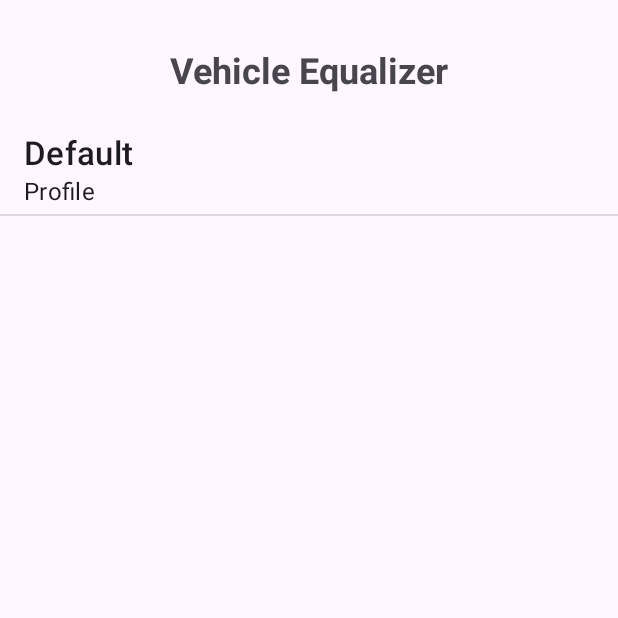
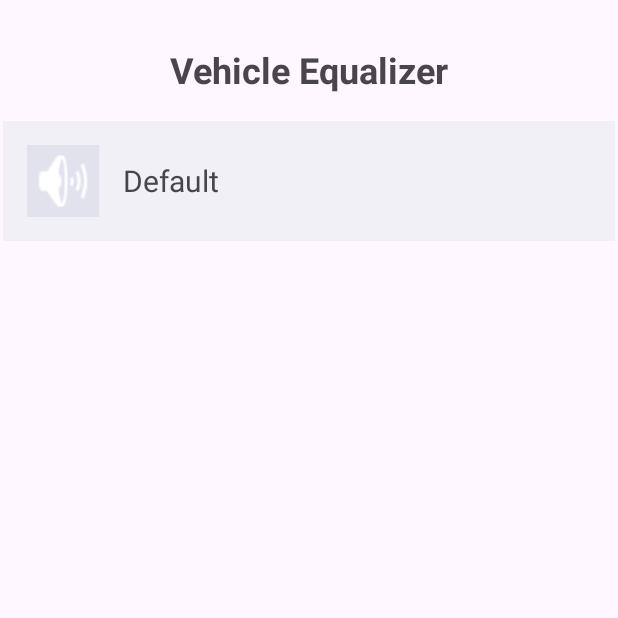
Before and after one commit to leandroSubtractive/sistema_embarcado, an Android app: the screen it shows after launch (MainActivity), on a phone screen of 412 x 824 dp, the top half of it. Run offline under Robolectric (Android 15) with nearby library versions, the phone set to English and light mode, and no system bars.

Commit message:
[DC-2]-Updating ListView to RecycleView
- Changing the profile list to a recycleView structure
- Changing short/long click detection to lambda functions
- Refactoring the app's main activity

Signed-off-by: Leandro Mendes dos Santos <leandro.mendes.santtoss@gmail.com>

```diff
--- a/aosp/src/apps/VehicleEqualizerFull/app/src/main/java/com/leandromendes/vehicleequalizer/MainActivity.kt
+++ b/aosp/src/apps/VehicleEqualizerFull/app/src/main/java/com/leandromendes/vehicleequalizer/MainActivity.kt
@@ -5,9 +5,6 @@
 import android.os.Bundle
 import android.util.Log
 import android.view.View
-import android.widget.AdapterView
-import android.widget.AdapterView.OnItemClickListener
-import android.widget.ListView
 import android.widget.Toast
 import androidx.activity.enableEdgeToEdge
 import androidx.activity.result.ActivityResult
@@ -18,17 +15,20 @@
 import androidx.core.view.WindowInsetsCompat
 import androidx.lifecycle.Observer
 import androidx.lifecycle.ViewModelProvider
+import androidx.recyclerview.widget.LinearLayoutManager
+import androidx.recyclerview.widget.RecyclerView
 import com.leandromendes.vehicleequalizer.data.model.EqualizerProfile
 import com.leandromendes.vehicleequalizer.ui.EqualizerActivity
 import com.leandromendes.vehicleequalizer.ui.viewmodel.MainViewModel
 import com.leandromendes.vehicleequalizer.util.Constants
-import com.leandromendes.vehicleequalizer.util.ProfileListUtils
+import com.leandromendes.vehicleequalizer.util.ProfileRecyclerViewAdapter
 import java.util.Locale
 
 
 class MainActivity : AppCompatActivity() {
     var mainViewModel: MainViewModel? = null
 
+    private lateinit var adapter: ProfileRecyclerViewAdapter
     private val logTAG = "VehicleEqualizerApp"
 
     override fun onCreate(savedInstanceState: Bundle?) {
@@ -45,15 +45,6 @@
 
         // Creates or obtains the MainViewModel instance.
         mainViewModel = ViewModelProvider(this)[MainViewModel::class.java]
-
-        // Initialize adapter for profile list
-        val profileList = findViewById<ListView>(R.id.profileList)
-        val adapter = ProfileListUtils(this, mainViewModel!!.getAllEqualizerProfiles())
-        profileList.setAdapter(adapter)
-
-        // Start observing the LiveData containing the Toast text in the ViewModel
-        mainViewModel!!.getToastText()
-            .observe(this, Observer { text: String? -> this.toastShow(text!!) })
 
         /**
          * Registers a callback to start an Activity
@@ -85,14 +76,18 @@
                     // so it saves a new profile
                     if (position == Constants.define.NEW_PROFILE) {
                         mainViewModel!!.addProfile(currentProfile)
-                    Log.d(logTAG, "Saving new profile" )
+
+                        val newPosition = mainViewModel!!.getAllEqualizerProfiles().size - 1
+                        adapter.notifyItemInserted(newPosition)
+
+                        Log.d(logTAG, "Saving new profile")
                     } else {
                         mainViewModel!!.updateProfile(position, currentProfile)
-                    Log.d(logTAG, "Updating current profile" )
+                        adapter.notifyItemChanged(position)
+
+                        Log.d(logTAG, "Updating current profile")
                     }
 
-                // Update the ListView adapter
-                adapter.notifyDataSetChanged()
                     mainViewModel!!.setToastText(
                         String.format(
                             Locale.getDefault(),
@@ -103,13 +98,23 @@
                 }
             }
 
-        // Defines an action for a quick click in the listview
-        profileList.onItemClickListener =
-            OnItemClickListener { parent: AdapterView<*>?, view: View?, position: Int, id: Long ->
+        // Initialize adapter for profile list
+        val recyclerView = findViewById<RecyclerView>(R.id.profileList)
+        recyclerView.layoutManager = LinearLayoutManager(this)
+
+        // Start observing the LiveData containing the Toast text in the ViewModel
+        mainViewModel!!.getToastText()
+            .observe(this, Observer { text: String? -> this.toastShow(text!!) })
+
+        // MUDANÇA: Usar o novo ProfileRecyclerViewAdapter e passar as ações de click/long click como lambdas
+        adapter = ProfileRecyclerViewAdapter(
+            profiles = mainViewModel!!.getAllEqualizerProfiles(),
+            // onQuickClick (Item Click)
+            onItemClick = { profile: EqualizerProfile, position: Int ->
                 val intent = Intent(this, EqualizerActivity::class.java)
                 intent.putExtra(
                     Constants.define.INTENT_PARCELABLE_NAME,
-                    mainViewModel!!.getEqualizerProfiles(position)
+                    profile
                 )
                 intent.putExtra(Constants.define.INTENT_INT_POSITION, position)
 
@@ -117,32 +122,39 @@
 
                 val text = String.format(
                     Locale.getDefault(), getString(R.string.current_profile),
-                    mainViewModel!!.getEqualizerProfiles(position).name
+                    profile.name
                 )
                 mainViewModel!!.setToastText(text)
-            }
-
-        // Defines an action for a long click on a profile list
-        profileList.setOnItemLongClickListener { parent: AdapterView<*>?, view: View?, position: Int, id: Long ->
-            val nameProfileSelected = mainViewModel!!.getEqualizerProfiles(position).name
+            },
+            // onLongClick (Item Long Click)
+            onItemLongClick = { profile: EqualizerProfile, position: Int ->
+                val nameProfileSelected = profile.name
                 // If the selected item is different from the default profile, delete the profile from the list
                 if (nameProfileSelected != Constants.define.PROFILE_DEFAULT_NAME) {
                     val builder = AlertDialog.Builder(this)
-                builder.setTitle(String.format(Locale.getDefault(), getString(R.string.exclusion)))
+                    builder.setTitle(
+                        String.format(
+                            Locale.getDefault(),
+                            getString(R.string.exclusion)
+                        )
+                    )
                     builder.setMessage(
                         String.format(
                             Locale.getDefault(), getString(R.string.confirmation_question_delete),
-                        mainViewModel!!.getEqualizerProfiles(position).name
+                            profile.name
                         )
                     )
                     builder.setPositiveButton(
                         String.format(Locale.getDefault(), getString(R.string.positive_button_name))
                     ) { dialog: DialogInterface?, which: Int ->
                         mainViewModel!!.removeProfile(position)
-                    adapter.notifyDataSetChanged()
+                        adapter.notifyItemRemoved(position)
                     }
                     builder.setNegativeButton(
-                    String.format(Locale.getDefault(), getString(R.string.negative_button_name)),
+                        String.format(
+                            Locale.getDefault(),
+                            getString(R.string.negative_button_name)
+                        ),
                         null
                     )
                     builder.show()
@@ -156,7 +168,11 @@
                 }
                 true
             }
-        Log.d(logTAG, "All components of the main screen have been initialized" )
+        )
+
+        // Define the Adapter in RecyclerView
+        recyclerView.adapter = adapter
+        Log.d(logTAG, "All components of the main screen have been initialized")
     }
 
     fun toastShow(text: String) {
--- a/aosp/src/apps/VehicleEqualizerFull/app/src/main/java/com/leandromendes/vehicleequalizer/util/ProfileListUtils.kt
+++ /dev/null
@@ -1,30 +0,0 @@
-package com.leandromendes.vehicleequalizer.util
-
-import android.content.Context
-import android.view.LayoutInflater
-import android.view.View
-import android.view.ViewGroup
-import android.widget.ArrayAdapter
-import android.widget.TextView
-import com.leandromendes.vehicleequalizer.R
-import com.leandromendes.vehicleequalizer.data.model.EqualizerProfile
-
-class ProfileListUtils(
-    private val context: Context,
-    private val profiles: MutableList<EqualizerProfile>
-) : ArrayAdapter<EqualizerProfile?>(
-    context, android.R.layout.simple_list_item_2,
-    profiles
-) {
-    // Overwrites the main method to create and return the View of an item in the list
-    override fun getView(position: Int, convertView: View?, parent: ViewGroup): View {
-        val inflater = context.getSystemService(Context.LAYOUT_INFLATER_SERVICE) as LayoutInflater
-        val rowView = inflater.inflate(R.layout.item_profile, parent, false)
-
-        val profileName = rowView.findViewById<TextView>(R.id.profileName)
-        val profile = profiles[position]
-        profileName.text = profile.name
-
-        return rowView
-    }
-}
--- /dev/null
+++ b/aosp/src/apps/VehicleEqualizerFull/app/src/main/java/com/leandromendes/vehicleequalizer/util/ProfileRecyclerViewAdapter.kt
@@ -0,0 +1,52 @@
+package com.leandromendes.vehicleequalizer.util
+
+import android.view.LayoutInflater
+import android.view.View
+import android.view.ViewGroup
+import android.widget.TextView
+import androidx.recyclerview.widget.RecyclerView
+import com.leandromendes.vehicleequalizer.R
+import com.leandromendes.vehicleequalizer.data.model.EqualizerProfile
+
+class ProfileRecyclerViewAdapter(
+    private val profiles: MutableList<EqualizerProfile>,
+    // Lambdas that will be called in MainActivity when tapping on an item in the list
+    private val onItemClick: (profile: EqualizerProfile, position: Int) -> Unit,
+    private val onItemLongClick: (profile: EqualizerProfile, position: Int) -> Boolean
+) : RecyclerView.Adapter<ProfileRecyclerViewAdapter.ProfileViewHolder>() {
+
+    inner class ProfileViewHolder(itemView: View) : RecyclerView.ViewHolder(itemView) {
+        val profileName: TextView = itemView.findViewById(R.id.profileName)
+        fun bind(profile: EqualizerProfile, position: Int) {
+            profileName.text = profile.name
+
+            // Configure or click listener
+            itemView.setOnClickListener {
+                onItemClick(profile, position)
+            }
+
+            //  Configures the long click listener
+            itemView.setOnLongClickListener {
+                onItemLongClick(profile, position)
+            }
+        }
+    }
+
+    // Creates the ViewHolder (called when a new item is needed)
+    override fun onCreateViewHolder(parent: ViewGroup, viewType: Int): ProfileViewHolder {
+        val view = LayoutInflater.from(parent.context)
+            .inflate(R.layout.item_profile, parent, false)
+        return ProfileViewHolder(view)
+    }
+
+    // Connects the data to the ViewHolder (called to reuse the item)
+    override fun onBindViewHolder(holder: ProfileViewHolder, position: Int) {
+        val profile = profiles[position]
+        holder.bind(profile, position)
+    }
+
+    // Returns the size of the list
+    override fun getItemCount(): Int {
+        return profiles.size
+    }
+}
--- a/aosp/src/apps/VehicleEqualizerFull/app/src/main/res/layout/activity_main.xml
+++ b/aosp/src/apps/VehicleEqualizerFull/app/src/main/res/layout/activity_main.xml
@@ -19,7 +19,7 @@
         app:layout_constraintStart_toStartOf="parent"
         app:layout_constraintTop_toTopOf="parent" />
 
-    <ListView
+    <androidx.recyclerview.widget.RecyclerView
         android:id="@+id/profileList"
         android:layout_width="0dp"
         android:layout_height="0dp"
@@ -28,6 +28,6 @@
         app:layout_constraintEnd_toEndOf="parent"
         app:layout_constraintStart_toStartOf="parent"
         app:layout_constraintTop_toBottomOf="@+id/textView"
-        tools:listitem="@android:layout/two_line_list_item" />
+        tools:listitem="@layout/item_profile" />
 
 </androidx.constraintlayout.widget.ConstraintLayout>
--- a/aosp/src/apps/VehicleEqualizerFull/app/src/main/res/layout/item_profile.xml
+++ b/aosp/src/apps/VehicleEqualizerFull/app/src/main/res/layout/item_profile.xml
@@ -1,26 +1,42 @@
 <?xml version="1.0" encoding="utf-8"?>
-<TwoLineListItem xmlns:android="http://schemas.android.com/apk/res/android"
-android:layout_width="match_parent"
-android:layout_height="wrap_content"
-android:minHeight="?attr/listPreferredItemHeight"
-android:mode="twoLine"
-android:paddingStart="?attr/listPreferredItemPaddingStart"
-android:paddingEnd="?attr/listPreferredItemPaddingEnd">
-
-<TextView android:id="@+id/profileName"
+<androidx.constraintlayout.widget.ConstraintLayout xmlns:android="http://schemas.android.com/apk/res/android"
+    xmlns:app="http://schemas.android.com/apk/res-auto"
     android:layout_width="match_parent"
     android:layout_height="wrap_content"
-    android:textSize="22sp"
-    android:layout_marginTop="8dp"
-    android:textAppearance="?attr/textAppearanceListItem" />
+    android:padding="2dp">
 
-<TextView android:id="@+id/profileDesc"
-    android:layout_width="match_parent"
-    android:layout_height="wrap_content"
-    android:textSize="16sp"
-    android:text="@string/sub_text"
-    android:layout_below="@+id/profileName"
-    android:layout_alignStart="@+id/profileName"
-    android:textAppearance="?attr/textAppearanceListItemSecondary" />
 
-</TwoLineListItem>
+    <LinearLayout
+        android:id="@+id/printLayout"
+        android:layout_width="match_parent"
+        android:layout_height="wrap_content"
+        android:background="@color/material_dynamic_neutral95"
+        android:orientation="horizontal"
+        android:padding="16dp"
+        app:layout_constraintBottom_toBottomOf="parent"
+        app:layout_constraintEnd_toEndOf="parent"
+        app:layout_constraintHorizontal_bias="1.0"
+        app:layout_constraintStart_toStartOf="parent"
+        app:layout_constraintTop_toTopOf="parent"
+        app:layout_constraintVertical_bias="0.0">
+
+        <ImageView
+            android:id="@+id/iconView"
+            android:layout_width="48dp"
+            android:layout_height="48dp"
+            android:background="@color/material_dynamic_neutral_variant90"
+            android:contentDescription="@string/sub_text"
+            android:scaleType="centerCrop"
+            app:srcCompat="@android:drawable/ic_lock_silent_mode_off" />
+
+        <TextView
+            android:id="@+id/profileName"
+            android:layout_width="0dp"
+            android:layout_height="wrap_content"
+            android:layout_gravity="center_vertical"
+            android:layout_marginStart="16dp"
+            android:layout_weight="1"
+            android:text="@string/sub_text"
+            android:textSize="20sp" />
+    </LinearLayout>
+</androidx.constraintlayout.widget.ConstraintLayout>
```
Lines whose indentation alone changed are shown as unchanged.
